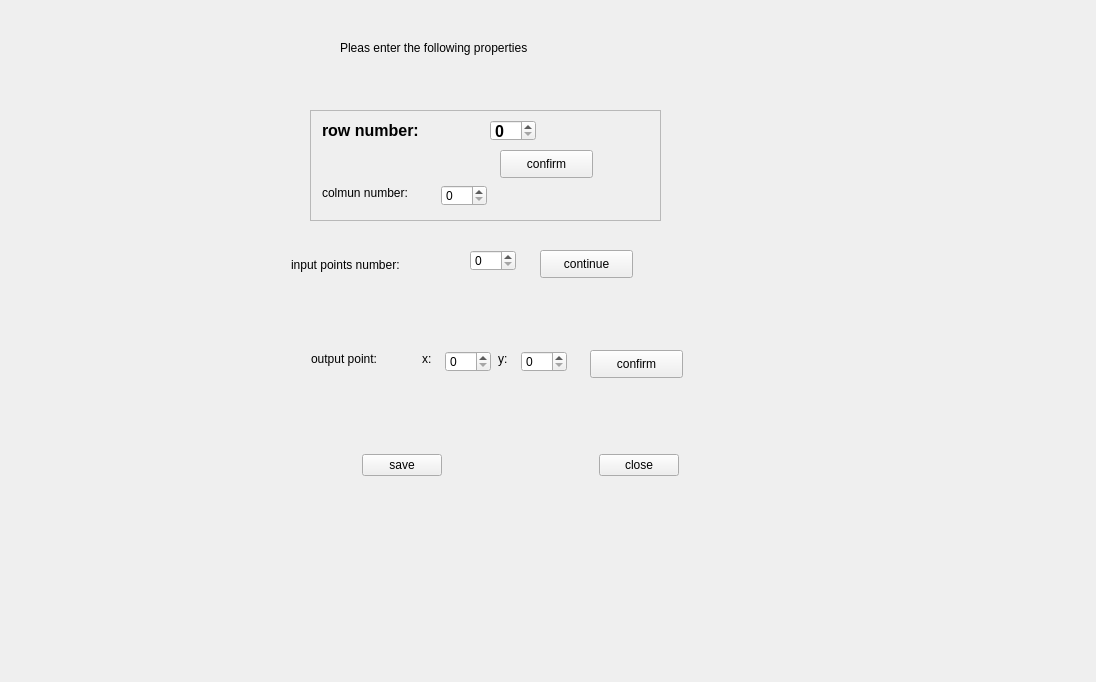
First picture: the form in BigProject/settingwidget.ui, repository HaoyunHong/Analog-interface-of-digital-microfluidic-biochip, before the edit.
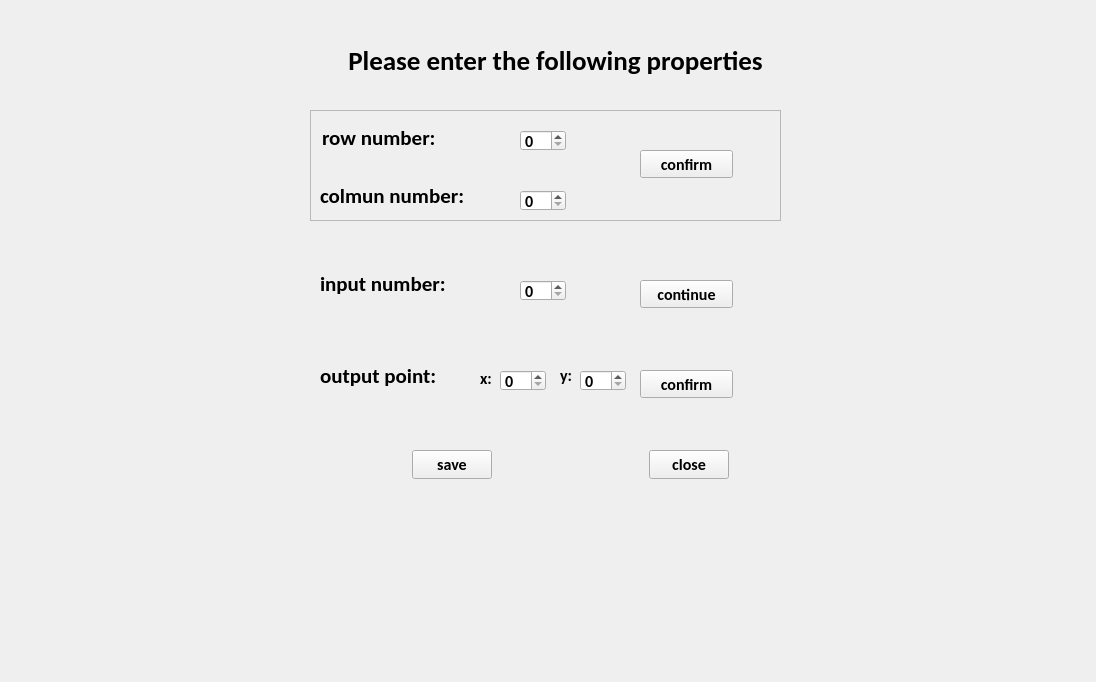
Second picture: the form after the edit. Icons and pictures are not drawn.

The edit to the form file:
```diff
--- a/BigProject/settingwidget.ui
+++ b/BigProject/settingwidget.ui
@@ -16,14 +16,28 @@
   <widget class="QLabel" name="label">
    <property name="geometry">
     <rect>
-     <x>340</x>
+     <x>280</x>
      <y>40</y>
-     <width>288</width>
-     <height>16</height>
+     <width>551</width>
+     <height>41</height>
     </rect>
    </property>
+   <property name="font">
+    <font>
+     <family>Calibri</family>
+     <pointsize>20</pointsize>
+     <weight>75</weight>
+     <bold>true</bold>
+    </font>
+   </property>
+   <property name="layoutDirection">
+    <enum>Qt::LeftToRight</enum>
+   </property>
    <property name="text">
-    <string>Pleas enter the following properties</string>
+    <string>Please enter the following properties</string>
+   </property>
+   <property name="alignment">
+    <set>Qt::AlignCenter</set>
    </property>
   </widget>
   <widget class="QFrame" name="frame">
@@ -31,7 +45,7 @@
     <rect>
      <x>310</x>
      <y>110</y>
-     <width>351</width>
+     <width>471</width>
      <height>111</height>
     </rect>
    </property>
@@ -49,13 +63,14 @@
      <rect>
       <x>12</x>
       <y>12</y>
-      <width>151</width>
-      <height>16</height>
+      <width>161</width>
+      <height>31</height>
      </rect>
     </property>
     <property name="font">
      <font>
-      <pointsize>12</pointsize>
+      <family>Calibri</family>
+      <pointsize>16</pointsize>
       <weight>75</weight>
       <bold>true</bold>
      </font>
@@ -67,12 +82,20 @@
    <widget class="QLabel" name="colNum">
     <property name="geometry">
      <rect>
-      <x>12</x>
-      <y>75</y>
-      <width>112</width>
-      <height>16</height>
+      <x>10</x>
+      <y>70</y>
+      <width>191</width>
+      <height>31</height>
      </rect>
     </property>
+    <property name="font">
+     <font>
+      <family>Calibri</family>
+      <pointsize>16</pointsize>
+      <weight>75</weight>
+      <bold>true</bold>
+     </font>
+    </property>
     <property name="text">
      <string>colmun number:</string>
     </property>
@@ -80,14 +103,15 @@
    <widget class="QSpinBox" name="rowSpinBox">
     <property name="geometry">
      <rect>
-      <x>180</x>
-      <y>10</y>
+      <x>210</x>
+      <y>20</y>
       <width>46</width>
       <height>21</height>
      </rect>
     </property>
     <property name="font">
      <font>
+      <family>Calibri</family>
       <pointsize>12</pointsize>
       <weight>75</weight>
       <bold>true</bold>
@@ -97,22 +121,38 @@
    <widget class="QSpinBox" name="colSpinBox">
     <property name="geometry">
      <rect>
-      <x>131</x>
-      <y>75</y>
+      <x>210</x>
+      <y>80</y>
       <width>46</width>
       <height>21</height>
      </rect>
     </property>
+    <property name="font">
+     <font>
+      <family>Calibri</family>
+      <pointsize>12</pointsize>
+      <weight>75</weight>
+      <bold>true</bold>
+     </font>
+    </property>
    </widget>
    <widget class="QPushButton" name="confirmButton">
     <property name="geometry">
      <rect>
-      <x>190</x>
+      <x>330</x>
       <y>40</y>
       <width>93</width>
       <height>28</height>
      </rect>
     </property>
+    <property name="font">
+     <font>
+      <family>Calibri</family>
+      <pointsize>12</pointsize>
+      <weight>75</weight>
+      <bold>true</bold>
+     </font>
+    </property>
     <property name="text">
      <string>confirm</string>
     </property>
@@ -120,7 +160,7 @@
    <widget class="QLabel" name="rcCheckLabel">
     <property name="geometry">
      <rect>
-      <x>290</x>
+      <x>420</x>
       <y>40</y>
       <width>51</width>
       <height>31</height>
@@ -151,44 +191,68 @@
   <widget class="QWidget" name="widget_2" native="true">
    <property name="geometry">
     <rect>
-     <x>280</x>
-     <y>240</y>
-     <width>421</width>
+     <x>310</x>
+     <y>260</y>
+     <width>471</width>
      <height>51</height>
     </rect>
    </property>
    <widget class="QLabel" name="label_2">
     <property name="geometry">
      <rect>
-      <x>11</x>
-      <y>11</y>
-      <width>171</width>
+      <x>10</x>
+      <y>10</y>
+      <width>191</width>
       <height>28</height>
      </rect>
     </property>
+    <property name="font">
+     <font>
+      <family>Calibri</family>
+      <pointsize>16</pointsize>
+      <weight>75</weight>
+      <bold>true</bold>
+     </font>
+    </property>
     <property name="text">
-     <string>input points number:</string>
+     <string>input number:</string>
     </property>
    </widget>
    <widget class="QSpinBox" name="inpNumSpinBox">
     <property name="geometry">
      <rect>
-      <x>190</x>
-      <y>10</y>
+      <x>210</x>
+      <y>20</y>
       <width>46</width>
       <height>21</height>
      </rect>
     </property>
+    <property name="font">
+     <font>
+      <family>Calibri</family>
+      <pointsize>12</pointsize>
+      <weight>75</weight>
+      <bold>true</bold>
+     </font>
+    </property>
    </widget>
    <widget class="QPushButton" name="inOKButton">
     <property name="geometry">
      <rect>
-      <x>260</x>
-      <y>10</y>
+      <x>330</x>
+      <y>20</y>
       <width>93</width>
       <height>28</height>
      </rect>
     </property>
+    <property name="font">
+     <font>
+      <family>Calibri</family>
+      <pointsize>12</pointsize>
+      <weight>75</weight>
+      <bold>true</bold>
+     </font>
+    </property>
     <property name="text">
      <string>continue</string>
     </property>
@@ -196,7 +260,7 @@
    <widget class="QLabel" name="inputCheckLabel">
     <property name="geometry">
      <rect>
-      <x>360</x>
+      <x>420</x>
       <y>10</y>
       <width>51</width>
       <height>31</height>
@@ -216,21 +280,29 @@
   <widget class="QWidget" name="widget_3" native="true">
    <property name="geometry">
     <rect>
-     <x>300</x>
-     <y>340</y>
-     <width>451</width>
+     <x>310</x>
+     <y>350</y>
+     <width>481</width>
      <height>51</height>
     </rect>
    </property>
    <widget class="QLabel" name="label_3">
     <property name="geometry">
      <rect>
-      <x>11</x>
-      <y>11</y>
-      <width>104</width>
-      <height>16</height>
+      <x>10</x>
+      <y>10</y>
+      <width>171</width>
+      <height>31</height>
      </rect>
     </property>
+    <property name="font">
+     <font>
+      <family>Calibri</family>
+      <pointsize>16</pointsize>
+      <weight>75</weight>
+      <bold>true</bold>
+     </font>
+    </property>
     <property name="text">
      <string>output point:</string>
     </property>
@@ -238,32 +310,56 @@
    <widget class="QSpinBox" name="outXSpinBox">
     <property name="geometry">
      <rect>
-      <x>145</x>
-      <y>11</y>
+      <x>190</x>
+      <y>20</y>
       <width>46</width>
       <height>21</height>
      </rect>
     </property>
+    <property name="font">
+     <font>
+      <family>Calibri</family>
+      <pointsize>12</pointsize>
+      <weight>75</weight>
+      <bold>true</bold>
+     </font>
+    </property>
    </widget>
    <widget class="QSpinBox" name="outYSpinBox">
     <property name="geometry">
      <rect>
-      <x>221</x>
-      <y>11</y>
+      <x>270</x>
+      <y>20</y>
       <width>46</width>
       <height>21</height>
      </rect>
     </property>
+    <property name="font">
+     <font>
+      <family>Calibri</family>
+      <pointsize>12</pointsize>
+      <weight>75</weight>
+      <bold>true</bold>
+     </font>
+    </property>
    </widget>
    <widget class="QLabel" name="label_4">
     <property name="geometry">
      <rect>
-      <x>122</x>
-      <y>11</y>
+      <x>170</x>
+      <y>20</y>
       <width>16</width>
       <height>16</height>
      </rect>
     </property>
+    <property name="font">
+     <font>
+      <family>Calibri</family>
+      <pointsize>12</pointsize>
+      <weight>75</weight>
+      <bold>true</bold>
+     </font>
+    </property>
     <property name="text">
      <string>x:</string>
     </property>
@@ -271,12 +367,20 @@
    <widget class="QLabel" name="label_5">
     <property name="geometry">
      <rect>
-      <x>198</x>
-      <y>11</y>
-      <width>16</width>
-      <height>16</height>
+      <x>250</x>
+      <y>10</y>
+      <width>20</width>
+      <height>31</height>
      </rect>
     </property>
+    <property name="font">
+     <font>
+      <family>Calibri</family>
+      <pointsize>12</pointsize>
+      <weight>75</weight>
+      <bold>true</bold>
+     </font>
+    </property>
     <property name="text">
      <string>y:</string>
     </property>
@@ -284,8 +388,8 @@
    <widget class="QLabel" name="outputCheckLabel">
     <property name="geometry">
      <rect>
-      <x>400</x>
-      <y>10</y>
+      <x>420</x>
+      <y>20</y>
       <width>51</width>
       <height>31</height>
      </rect>
@@ -303,12 +407,20 @@
    <widget class="QPushButton" name="confirmButton_2">
     <property name="geometry">
      <rect>
-      <x>290</x>
-      <y>10</y>
+      <x>330</x>
+      <y>20</y>
       <width>93</width>
       <height>28</height>
      </rect>
     </property>
+    <property name="font">
+     <font>
+      <family>Calibri</family>
+      <pointsize>12</pointsize>
+      <weight>75</weight>
+      <bold>true</bold>
+     </font>
+    </property>
     <property name="text">
      <string>confirm</string>
     </property>
@@ -317,7 +429,7 @@
   <widget class="QWidget" name="widget_4" native="true">
    <property name="geometry">
     <rect>
-     <x>210</x>
+     <x>260</x>
      <y>440</y>
      <width>657</width>
      <height>50</height>
@@ -339,6 +451,14 @@
     </item>
     <item>
      <widget class="QPushButton" name="saveButton">
+      <property name="font">
+       <font>
+        <family>Calibri</family>
+        <pointsize>12</pointsize>
+        <weight>75</weight>
+        <bold>true</bold>
+       </font>
+      </property>
       <property name="text">
        <string>save</string>
       </property>
@@ -359,6 +479,14 @@
     </item>
     <item>
      <widget class="QPushButton" name="closeButton">
+      <property name="font">
+       <font>
+        <family>Calibri</family>
+        <pointsize>12</pointsize>
+        <weight>75</weight>
+        <bold>true</bold>
+       </font>
+      </property>
       <property name="text">
        <string>close</string>
       </property>
```
Left out of the diff: 2 changed lines with no effect on the pictures.
